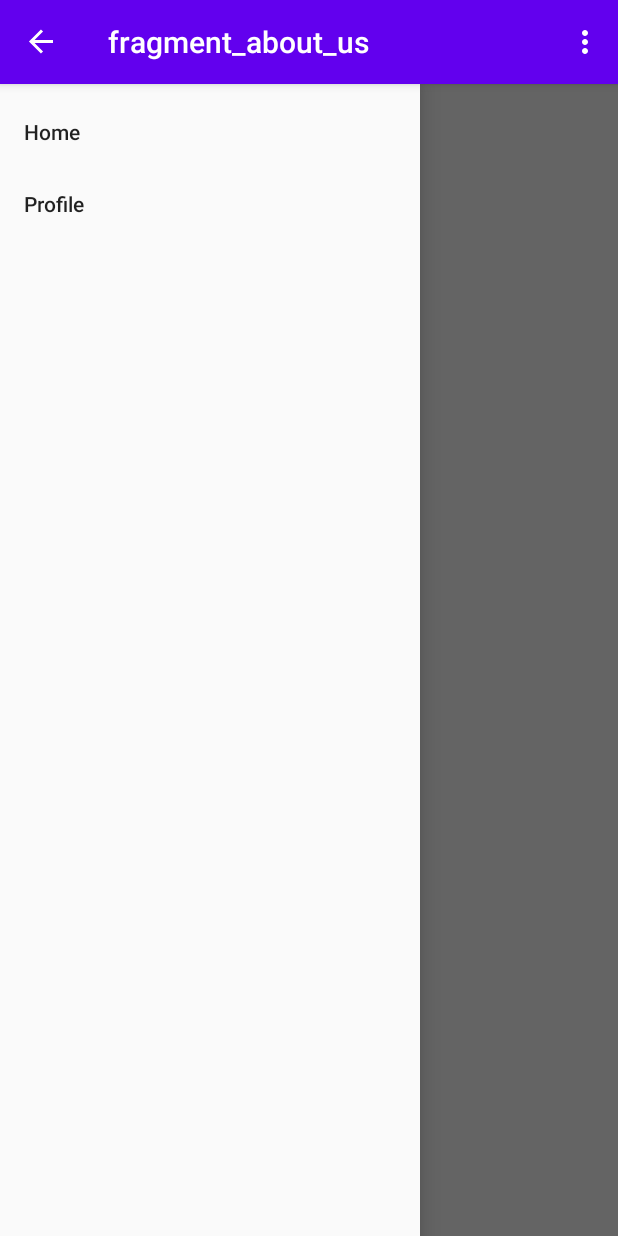
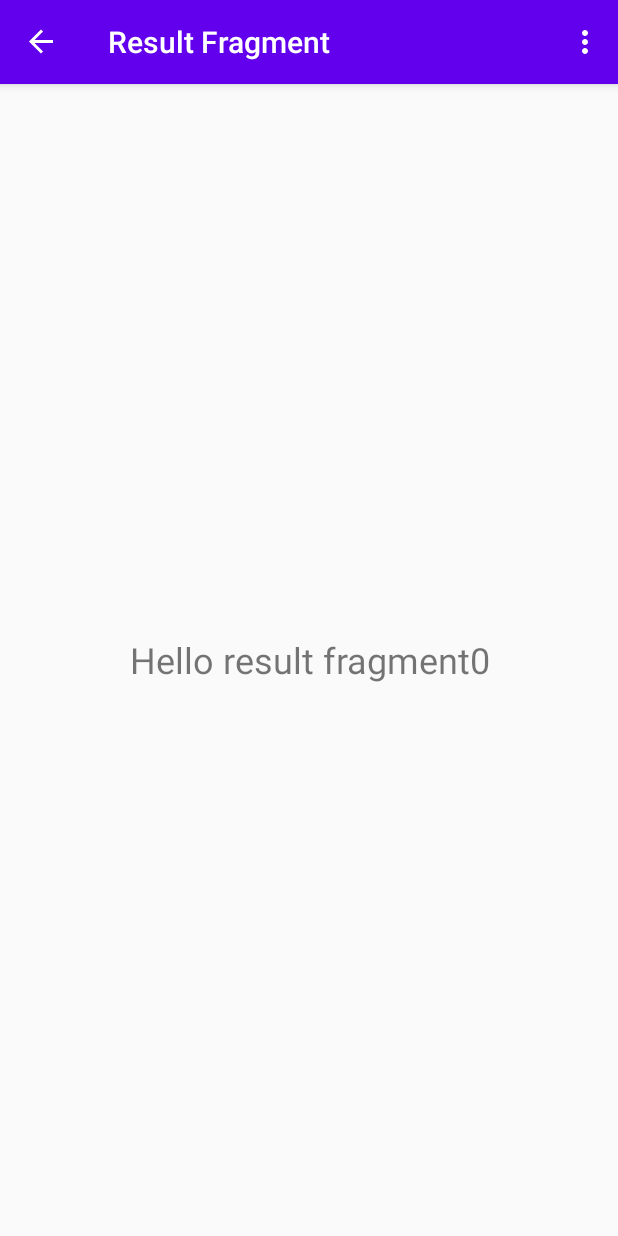
Before and after one commit to monsur4/AnotherNavigation, an Android app: the screen it shows after launch (MainActivity), in the side drawer, after a tap on "Profile", on a phone screen of 412 x 824 dp. Run offline under Robolectric (Android 15) with nearby library versions, the phone set to English and light mode, and no system bars; our stand-ins replace navigation-ui; 2 statements that could not run were skipped.

Commit message:
Using NavigationUI

```diff
--- a/app/src/main/java/com/nav/anothernavigation/MainActivity.java
+++ b/app/src/main/java/com/nav/anothernavigation/MainActivity.java
@@ -2,6 +2,7 @@ package com.nav.anothernavigation;
 
 import androidx.annotation.NonNull;
 import androidx.appcompat.app.AppCompatActivity;
+import androidx.core.view.GravityCompat;
 import androidx.drawerlayout.widget.DrawerLayout;
 import androidx.navigation.NavController;
 import androidx.navigation.Navigation;
@@ -33,17 +34,27 @@ public class MainActivity extends AppCompatActivity {
         navController = Navigation.findNavController(this, R.id.nav_host_fragment);
 
         appBarConfiguration = new AppBarConfiguration.Builder(navController.getGraph())
-                //.setDrawerLayout(drawerLayout)
+                //.setDrawerLayout(drawerLayout) is deprecated
                 .setOpenableLayout(drawerLayout)
                 .build();
 
-        // NavigationUI.setupWithNavController(navigationView, navController); --> doesn't show drawer icon
 
-        /*---both methods below show the drawer icon, but without the onSupportNavigateUpMethod, the icon doesn't click*/
-        // NavigationUI.setupActionBarWithNavController(this, navController, appBarConfiguration); ==> works
-        NavigationUI.setupActionBarWithNavController(this, navController, drawerLayout);
+        /*---in general, when adding navigation support to the default actionbar, you'd need to
+        i. call NavigationUI.setupActionBarWithNavController() in onCreate()
+        ii. then override onSupportNavigateUp()---*/
 
-        // navigationView.setupWithNavController(, navController);
+        /*Connects the actionbar to the navController*/
+        NavigationUI.setupActionBarWithNavController(this, navController, appBarConfiguration);
+        //NavigationUI.setupActionBarWithNavController(this, navController, drawerLayout);
+
+        /*Connects the navigationView to the navController, so that clicking on navigation view items
+        links to the appropriate destination*/
+        NavigationUI.setupWithNavController(navigationView, navController);
+
+
+        /* When using a custom toolbar and not the default actionbar, setup up the toolbar with the
+         navigation controller as follows: */
+        // NavigationUI.setupWithNavController(toolbar, navController, appBarConfiguration);
     }
 
     @Override
@@ -58,14 +69,13 @@ public class MainActivity extends AppCompatActivity {
     }
 
 
-    /*------without adding this method, the drawer and back icons don't work-----*/
+    /*------without overriding this method, the drawer and back icons don't work-----*/
+    /*---when using the appbar with the navigation component,
+    as in NavigationUI.setupActionBarWithNavController(this, navController, appBarConfiguration);,
+     you have to override onSupportNavigateUP() to handle up navigation*/
     @Override
     public boolean onSupportNavigateUp() {
-        // the arrow back button works but the drawer icon button doesn't work
-        // return navController.navigateUp();
-
-        // both the arrow back and the drawer icon buttons work
-        return NavigationUI.navigateUp(navController, drawerLayout);
+        return NavigationUI.navigateUp(navController, appBarConfiguration) || super.onSupportNavigateUp();
     }
 
 }
--- a/app/src/main/res/menu/drawer_menu.xml
+++ b/app/src/main/res/menu/drawer_menu.xml
@@ -3,9 +3,12 @@
     xmlns:android="http://schemas.android.com/apk/res/android">
 
     <item
-        android:id="@+id/nav_home"
+        android:id="@+id/gameFragment"
         android:title="Home" />
     <item
-        android:id="@+id/nav_profile"
+        android:id="@+id/resultFragment"
         android:title="Profile" />
+    <item
+        android:id="@+id/aboutUsFragment"
+        android:title="aboutUsFragment" />
 </menu>
--- a/app/src/main/res/navigation/main_navigation.xml
+++ b/app/src/main/res/navigation/main_navigation.xml
@@ -8,7 +8,7 @@
     <fragment
         android:id="@+id/gameFragment"
         android:name="com.nav.anothernavigation.GameFragment"
-        android:label="fragment_game"
+        android:label="Game Fragment"
         tools:layout="@layout/fragment_game" >
         <action
             android:id="@+id/action_gameFragment_to_resultFragment2"
@@ -22,7 +22,7 @@
     <fragment
         android:id="@+id/resultFragment"
         android:name="com.nav.anothernavigation.ResultFragment"
-        android:label="fragment_result"
+        android:label="Result Fragment"
         tools:layout="@layout/fragment_result" >
         <argument
             android:name="myArg"
@@ -32,6 +32,6 @@
     <fragment
         android:id="@+id/aboutUsFragment"
         android:name="com.nav.anothernavigation.aboutUsFragment"
-        android:label="fragment_about_us"
+        android:label="About Us Fragment"
         tools:layout="@layout/fragment_about_us" />
 </navigation>
```
